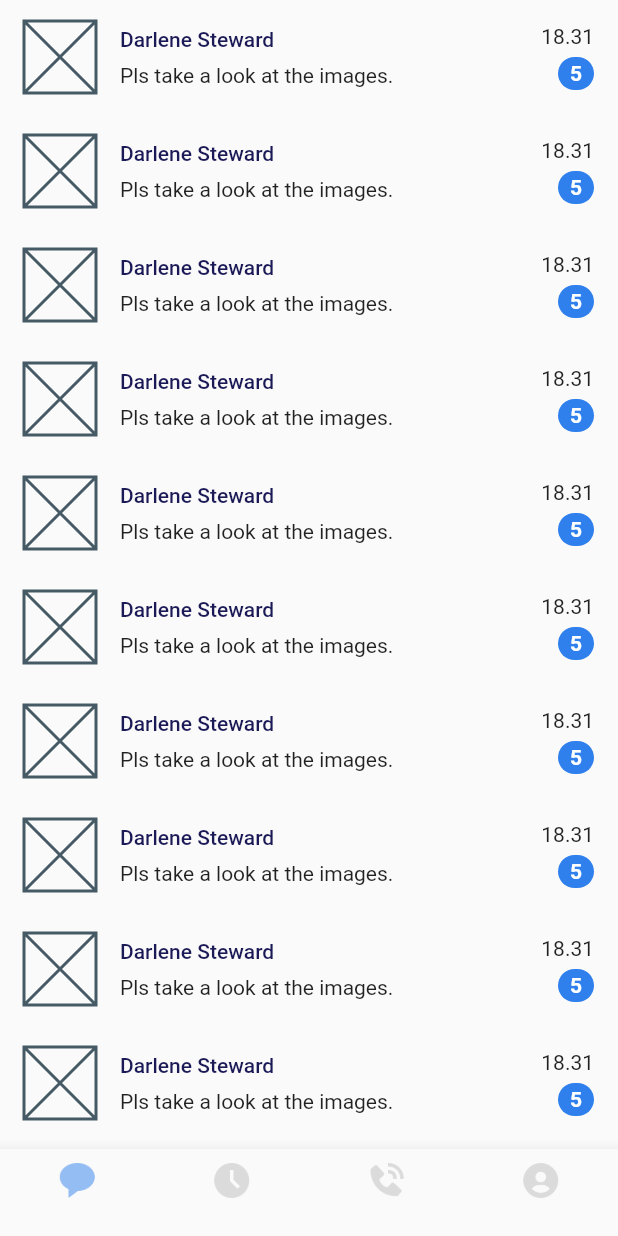
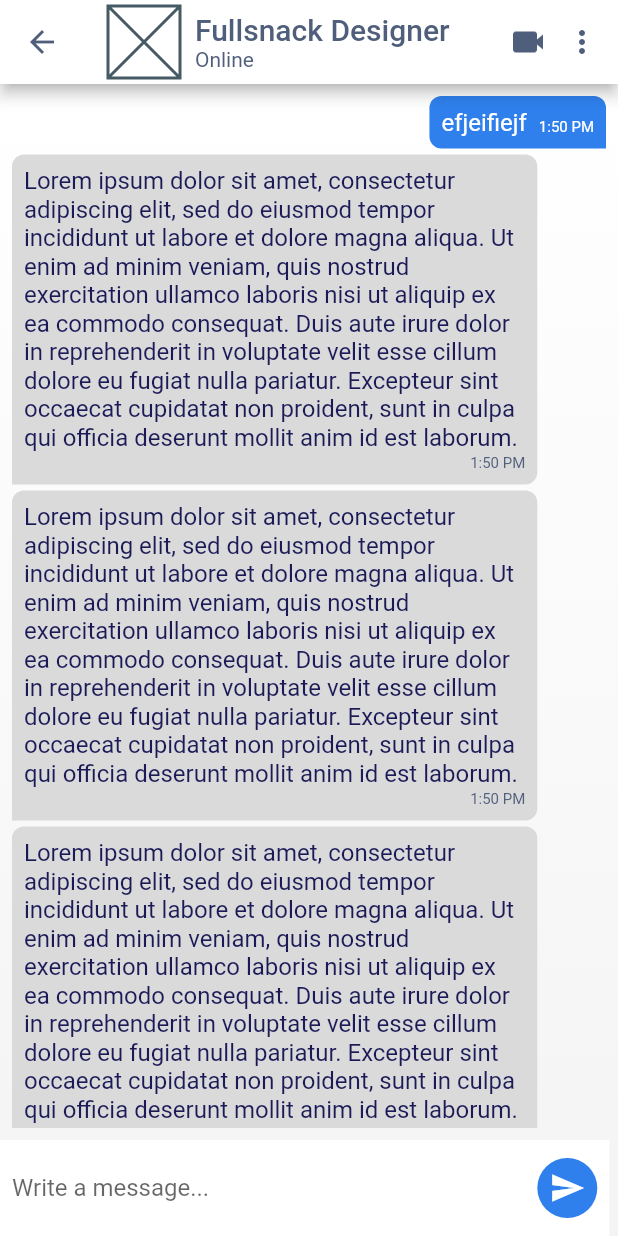
Before and after one commit to mfshobur/chat-app, a Flutter app: the HomePage screen opened directly, after a tap on "Darlene Steward", on a phone screen of 412 x 824 dp. Run offline on Flutter 3.47's test engine with Material 2 defaults, Android fonts, the phone set to English and light mode, and no system bars; our stand-ins replace firebase_core; accounts and stored records are empty.

Commit message:
add bubble chat and chat screen

```diff
--- a/lib/core/theme/theme.dart
+++ b/lib/core/theme/theme.dart
@@ -8,16 +8,22 @@ FontWeight fontBold = FontWeight.w700;
 FontWeight fontExtraBold = FontWeight.w800;
 FontWeight fontBlack = FontWeight.w900;
 
-  Color textPrimary = const Color(0xff1B1A57);
-  Color textSecondary = const Color(0xff4F5E7B);
-  Color greenColor = const Color(0xff4CE417);
-  Color greyColor = const Color(0xffBDBDBD);
-  Color yellowColor = const Color(0xffF2C94C);
+Color textPrimary = const Color(0xff1B1A57);
+Color textSecondary = const Color(0xff4F5E7B);
+Color greenColor = const Color(0xff4CE417);
+Color greyColor = const Color(0xffBDBDBD);
+Color yellowColor = const Color(0xffF2C94C);
+Color backgroundGradient = const Color(0xfff4f4f4);
+
 class AppTheme {
   static final ThemeData theme = ThemeData(
-    colorScheme: const ColorScheme.light(
+    colorScheme: ColorScheme.light(
       primary: Color(0xff2F80ED),
       onPrimary: Colors.white,
+      surface: Colors.white,
+      surfaceVariant: Color.fromARGB(255, 218, 218, 219),
+      onSurfaceVariant: textPrimary,
+      onSurface: textSecondary,
     ),
   );
 }
--- /dev/null
+++ b/lib/features/chat_app/presentation/pages/chat_screen.dart
@@ -0,0 +1,191 @@
+import 'package:chat_app/core/theme/theme.dart';
+import 'package:chat_app/features/chat_app/presentation/widgets/received_chat_bubble.dart';
+import 'package:flutter/material.dart';
+import 'package:flutter/scheduler.dart';
+
+import '../widgets/send_chat_bubble.dart';
+
+class ChatScreen extends StatefulWidget {
+  const ChatScreen({super.key});
+
+  @override
+  State<ChatScreen> createState() => _ChatScreenState();
+}
+
+class _ChatScreenState extends State<ChatScreen> {
+  double bottomMargin = 64;
+  late ScrollController scrollController;
+
+  @override
+  void initState() {
+    scrollController = ScrollController();
+    super.initState();
+  }
+
+  @override
+  void dispose() {
+    scrollController.dispose();
+    super.dispose();
+  }
+
+  @override
+  Widget build(BuildContext context) {
+    final color = Theme.of(context).colorScheme;
+    final globalkey = GlobalKey();
+
+    return Scaffold(
+      resizeToAvoidBottomInset: true,
+      appBar: AppBar(
+        iconTheme: IconThemeData(color: color.onSurface),
+        backgroundColor: color.surface,
+        leading: IconButton(
+          color: color.onSurface,
+          iconSize: 24,
+          icon: const Icon(Icons.arrow_back),
+          onPressed: () {
+            Navigator.pop(context);
+          },
+        ),
+        title: Row(
+          children: [
+            Placeholder(
+              fallbackHeight: 48,
+              fallbackWidth: 48,
+            ),
+            SizedBox(
+              width: 10,
+            ),
+            Column(
+              crossAxisAlignment: CrossAxisAlignment.start,
+              children: [
+                Text(
+                  'Fullsnack Designer',
+                  style: TextStyle(
+                    color: color.onSurface,
+                  ),
+                ),
+                Text(
+                  'Online',
+                  style: TextStyle(
+                    fontSize: 14,
+                    color: color.onSurface,
+                    fontWeight: fontNormal,
+                  ),
+                ),
+              ],
+            ),
+          ],
+        ),
+        actions: [
+          Image.asset(
+            'assets/images/vc-icon.png',
+            width: 24,
+            height: 24,
+          ),
+          PopupMenuButton(
+            itemBuilder: (context) {
+              return [
+                const PopupMenuItem(
+                  child: Text('Tes'),
+                ),
+              ];
+            },
+          ),
+        ],
+      ),
+      body: SafeArea(
+        child: Stack(
+          children: [
+            Container(
+              width: MediaQuery.of(context).size.width,
+              height: MediaQuery.of(context).size.height,
+              decoration: BoxDecoration(
+                gradient: LinearGradient(
+                  begin: Alignment.topCenter,
+                  end: Alignment.bottomCenter,
+                  colors: [
+                    color.surface,
+                    backgroundGradient,
+                  ],
+                ),
+              ),
+            ),
+            Container(
+              margin: EdgeInsets.only(
+                bottom: 64,
+              ),
+              padding: const EdgeInsets.all(8.0),
+              child: SingleChildScrollView(
+                controller: scrollController,
+                child: Column(
+                  children: [
+                    SendChatBubble(text: 'efjeifiejf'),
+                    ReceivedChatBubble(
+                        text:
+                            'Lorem ipsum dolor sit amet, consectetur adipiscing elit, sed do eiusmod tempor incididunt ut labore et dolore magna aliqua. Ut enim ad minim veniam, quis nostrud exercitation ullamco laboris nisi ut aliquip ex ea commodo consequat. Duis aute irure dolor in reprehenderit in voluptate velit esse cillum dolore eu fugiat nulla pariatur. Excepteur sint occaecat cupidatat non proident, sunt in culpa qui officia deserunt mollit anim id est laborum.'),
+                    ReceivedChatBubble(
+                        text:
+                            'Lorem ipsum dolor sit amet, consectetur adipiscing elit, sed do eiusmod tempor incididunt ut labore et dolore magna aliqua. Ut enim ad minim veniam, quis nostrud exercitation ullamco laboris nisi ut aliquip ex ea commodo consequat. Duis aute irure dolor in reprehenderit in voluptate velit esse cillum dolore eu fugiat nulla pariatur. Excepteur sint occaecat cupidatat non proident, sunt in culpa qui officia deserunt mollit anim id est laborum.'),
+                    ReceivedChatBubble(
+                        text:
+                            'Lorem ipsum dolor sit amet, consectetur adipiscing elit, sed do eiusmod tempor incididunt ut labore et dolore magna aliqua. Ut enim ad minim veniam, quis nostrud exercitation ullamco laboris nisi ut aliquip ex ea commodo consequat. Duis aute irure dolor in reprehenderit in voluptate velit esse cillum dolore eu fugiat nulla pariatur. Excepteur sint occaecat cupidatat non proident, sunt in culpa qui officia deserunt mollit anim id est laborum.'),
+                    ReceivedChatBubble(
+                        key: globalkey,
+                        text:
+                            'Lorem ipsum dolor sit amet, consectetur adipiscing elit, sed do eiusmod tempor incididunt ut labore et dolore magna aliqua. Ut enim ad minim veniam, quis nostrud exercitation ullamco laboris nisi ut aliquip ex ea commodo consequat. Duis aute irure dolor in reprehenderit in voluptate velit esse cillum dolore eu fugiat nulla pariatur. Excepteur sint occaecat cupidatat non proident, sunt in culpa qui officia deserunt mollit anim id est laborum.'),
+                  ],
+                ),
+              ),
+            ),
+            Positioned(
+              bottom: 0,
+              child: Container(
+                // height: 64,
+                color: color.surface,
+                padding: const EdgeInsets.all(8.0),
+                child: Row(
+                  children: [
+                    SizedBox(
+                      width: MediaQuery.of(context).size.width * 0.85,
+                      child: TextFormField(
+                        maxLines: null,
+                        onTap: () async {
+                          if (scrollController.position.pixels ==
+                              scrollController.position.maxScrollExtent) {
+                            await Future.delayed(const Duration(milliseconds: 350));
+                            scrollController.jumpTo(
+                              scrollController.position.maxScrollExtent,
+                              // duration: Duration(milliseconds: 100),
+                              // curve: Curves.easeIn,
+                            );
+                          }
+                        },
+                        decoration: InputDecoration(
+                          border: InputBorder.none,
+                          hintText: 'Write a message...',
+                        ),
+                      ),
+                    ),
+                    Container(
+                      width: 40,
+                      height: 40,
+                      decoration: BoxDecoration(
+                        color: color.primary,
+                        shape: BoxShape.circle,
+                      ),
+                      child: Icon(
+                        Icons.send,
+                        color: color.onPrimary,
+                        size: 24,
+                      ),
+                    ),
+                  ],
+                ),
+              ),
+            ),
+          ],
+        ),
+      ),
+    );
+  }
+}
--- a/lib/features/chat_app/presentation/widgets/chat_tile.dart
+++ b/lib/features/chat_app/presentation/widgets/chat_tile.dart
@@ -1,3 +1,4 @@
+import 'package:chat_app/features/chat_app/presentation/pages/chat_screen.dart';
 import 'package:flutter/material.dart';
 
 import '../../../../core/theme/theme.dart';
@@ -12,7 +13,13 @@ class ChatTile extends StatelessWidget {
     final color = Theme.of(context).colorScheme;
 
     return InkWell(
-      onTap: () {},
+      onTap: () {
+        Navigator.push(
+            context,
+            MaterialPageRoute(
+              builder: (context) => ChatScreen(),
+            ));
+      },
       child: Container(
         padding: const EdgeInsets.symmetric(vertical: 8.0, horizontal: 16.0),
         margin: const EdgeInsets.symmetric(vertical: 6.0),
--- /dev/null
+++ b/lib/features/chat_app/presentation/widgets/received_chat_bubble.dart
@@ -0,0 +1,81 @@
+import 'package:chat_app/core/theme/theme.dart';
+import 'package:flutter/material.dart';
+
+class ReceivedChatBubble extends StatelessWidget {
+  const ReceivedChatBubble({
+    Key? key,
+    required this.text,
+  }) : super(key: key);
+
+  final String text;
+
+  @override
+  Widget build(BuildContext context) {
+    final color = Theme.of(context).colorScheme;
+    return Align(
+      alignment: Alignment.centerLeft,
+      child: Container(
+        constraints: BoxConstraints(
+          maxWidth: MediaQuery.of(context).size.width * 0.85,
+        ),
+        padding: const EdgeInsets.all(8.0),
+        margin: const EdgeInsets.only(bottom: 4.0),
+        decoration: BoxDecoration(
+          color: color.surfaceVariant,
+          borderRadius: const BorderRadius.only(
+            topLeft: Radius.circular(8.0),
+            topRight: Radius.circular(8.0),
+            bottomRight: Radius.circular(8.0),
+          ),
+        ),
+        child: text.length > 10
+            ? Column(
+                crossAxisAlignment: CrossAxisAlignment.end,
+                children: [
+                  Text(
+                    text,
+                    style: TextStyle(
+                      fontSize: 16,
+                      color: color.onSurfaceVariant,
+                    ),
+                  ),
+                  const SizedBox(
+                    height: 2,
+                  ),
+                  Text(
+                    '1:50 PM',
+                    style: TextStyle(
+                      fontSize: 10,
+                      color: textSecondary,
+                    ),
+                  ),
+                ],
+              )
+            : Row(
+                mainAxisSize: MainAxisSize.min,
+                mainAxisAlignment: MainAxisAlignment.start,
+                crossAxisAlignment: CrossAxisAlignment.end,
+                children: [
+                  Text(
+                    text,
+                    style: TextStyle(
+                      fontSize: 16,
+                      color: color.onSurfaceVariant,
+                    ),
+                  ),
+                  const SizedBox(
+                    width: 8,
+                  ),
+                  Text(
+                    '1:50 PM',
+                    style: TextStyle(
+                      fontSize: 10,
+                      color: textSecondary,
+                    ),
+                  ),
+                ],
+              ),
+      ),
+    );
+  }
+}
--- /dev/null
+++ b/lib/features/chat_app/presentation/widgets/send_chat_bubble.dart
@@ -0,0 +1,80 @@
+import 'package:flutter/material.dart';
+
+class SendChatBubble extends StatelessWidget {
+  const SendChatBubble({
+    Key? key,
+    required this.text,
+  }) : super(key: key);
+
+  final String text;
+
+  @override
+  Widget build(BuildContext context) {
+    final color = Theme.of(context).colorScheme;
+    return Align(
+      alignment: Alignment.centerRight,
+      child: Container(
+        constraints: BoxConstraints(
+          maxWidth: MediaQuery.of(context).size.width * 0.85,
+        ),
+        padding: const EdgeInsets.all(8.0),
+        margin: const EdgeInsets.only(bottom: 4.0),
+        decoration: BoxDecoration(
+          color: color.primary,
+          borderRadius: const BorderRadius.only(
+            topLeft: Radius.circular(8.0),
+            topRight: Radius.circular(8.0),
+            bottomLeft: Radius.circular(8.0),
+          ),
+        ),
+        child: text.length > 10
+            ? Column(
+                crossAxisAlignment: CrossAxisAlignment.end,
+                children: [
+                  Text(
+                    text,
+                    style: TextStyle(
+                      fontSize: 16,
+                      color: color.onPrimary,
+                    ),
+                  ),
+                  const SizedBox(
+                    height: 2,
+                  ),
+                  Text(
+                    '1:50 PM',
+                    style: TextStyle(
+                      fontSize: 10,
+                      color: color.onPrimary,
+                    ),
+                  ),
+                ],
+              )
+            : Row(
+                mainAxisSize: MainAxisSize.min,
+                mainAxisAlignment: MainAxisAlignment.end,
+                crossAxisAlignment: CrossAxisAlignment.end,
+                children: [
+                  Text(
+                    text,
+                    style: TextStyle(
+                      fontSize: 16,
+                      color: color.onPrimary,
+                    ),
+                  ),
+                  const SizedBox(
+                    width: 8,
+                  ),
+                  Text(
+                    '1:50 PM',
+                    style: TextStyle(
+                      fontSize: 10,
+                      color: color.onPrimary,
+                    ),
+                  ),
+                ],
+              ),
+      ),
+    );
+  }
+}
```
Also changed, not shown: assets/images/show-more-icon.png (added), assets/images/vc-icon.png (added).
